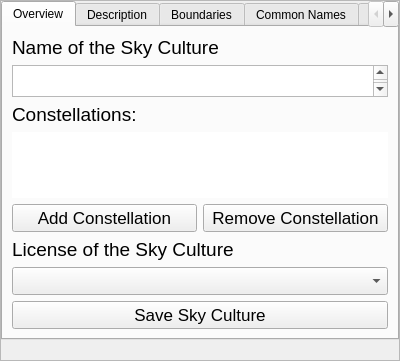
Before: the Qt Designer form plugins/SkyCultureMaker/src/gui/scmSkyCultureDialog.ui in Integer-Ctrl/stellarium, drawn with Qt 5.
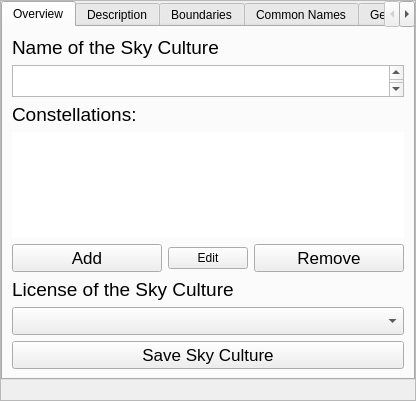
After: the same form once the commit is applied. Icons and pictures are not drawn. Custom widgets are drawn as their Qt base class.

Diff of the .ui file:
```diff
--- a/plugins/SkyCultureMaker/src/gui/scmSkyCultureDialog.ui
+++ b/plugins/SkyCultureMaker/src/gui/scmSkyCultureDialog.ui
@@ -7,7 +7,7 @@
     <x>0</x>
     <y>0</y>
     <width>400</width>
-    <height>340</height>
+    <height>401</height>
    </rect>
   </property>
   <property name="minimumSize">
@@ -194,7 +194,14 @@
                </font>
               </property>
               <property name="text">
-               <string>Add Constellation</string>
+               <string>Add</string>
+              </property>
+             </widget>
+            </item>
+            <item>
+             <widget class="QPushButton" name="EditConstellationBtn">
+              <property name="text">
+               <string>Edit</string>
               </property>
              </widget>
             </item>
@@ -212,7 +219,7 @@
                </font>
               </property>
               <property name="text">
-               <string>Remove Constellation</string>
+               <string>Remove</string>
               </property>
              </widget>
             </item>
```
Left out of the diff: 49 changed lines with no effect on the pictures. Lines whose indentation alone changed are shown as unchanged.
